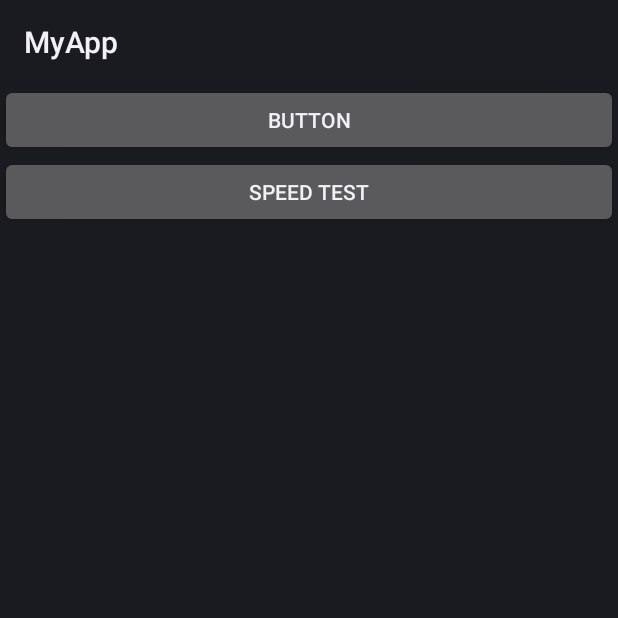
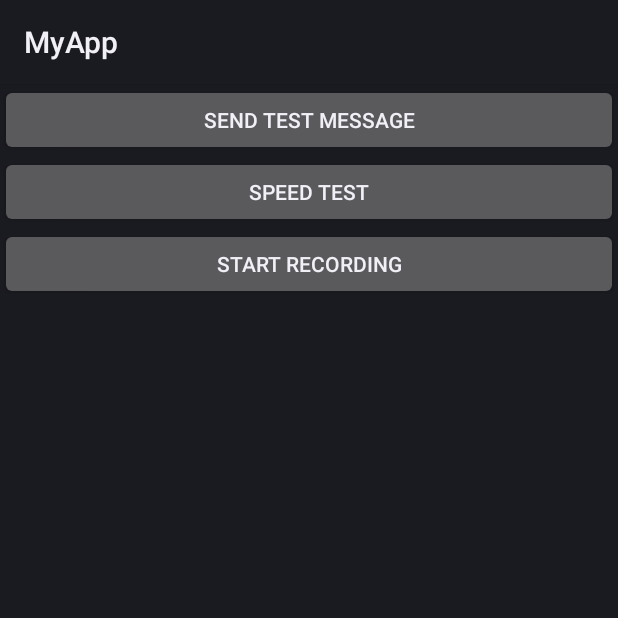
Before and after one commit to HansPeterRadtke/android_03, an Android app: the screen it shows after launch (MainActivity), on a phone screen of 412 x 824 dp, the top half of it. Run offline under Robolectric (Android 15) with nearby library versions, the phone set to English and light mode, and no system bars; libraries missing offline, so code that uses them is left out: org.java_websocket.client, org.java_websocket.handshake; 2 statements that could not run were skipped.

Commit message:
Add audio streaming and fix transcription integration

```diff
--- a/app/src/main/java/myapp/app/MainActivity.java
+++ b/app/src/main/java/myapp/app/MainActivity.java
@@ -1,6 +1,11 @@
 package myapp.app;
 
+import android.Manifest;
 import android.app.Activity;
+import android.content.pm.PackageManager;
+import android.media.AudioFormat;
+import android.media.AudioRecord;
+import android.media.MediaRecorder;
 import android.os.Bundle;
 import android.view.View;
 import android.widget.Button;
@@ -9,6 +14,9 @@ import android.widget.TextView;
 import android.widget.LinearLayout;
 import android.view.ViewGroup.LayoutParams;
 import android.view.ViewGroup;
+
+import androidx.core.app.ActivityCompat;
+import androidx.core.content.ContextCompat;
 
 import org.java_websocket.client.WebSocketClient;
 import org.java_websocket.handshake.ServerHandshake;
@@ -29,21 +37,33 @@ public class MainActivity extends Activity {
   private ScrollView scrollView;
   private TextView textView;
   private WebSocketClient wsClient;
+  private int totalReceived = 0;
+  private int nextLogThreshold = 100000;
+  private boolean isRecording = false;
+  private Thread recordingThread;
 
   @Override
   protected void onCreate(Bundle savedInstanceState) {
     super.onCreate(savedInstanceState);
 
+    if (ContextCompat.checkSelfPermission(this, Manifest.permission.RECORD_AUDIO) != PackageManager.PERMISSION_GRANTED) {
+      ActivityCompat.requestPermissions(this, new String[]{Manifest.permission.RECORD_AUDIO}, 1);
+    }
+
     LinearLayout layout = new LinearLayout(this);
     layout.setOrientation(LinearLayout.VERTICAL);
 
     Button button = new Button(this);
-    button.setText("Button");
+    button.setText("Send test message");
     layout.addView(button, new LayoutParams(LayoutParams.MATCH_PARENT, LayoutParams.WRAP_CONTENT));
 
     Button speedTestButton = new Button(this);
     speedTestButton.setText("Speed Test");
     layout.addView(speedTestButton, new LayoutParams(LayoutParams.MATCH_PARENT, LayoutParams.WRAP_CONTENT));
+
+    Button recordButton = new Button(this);
+    recordButton.setText("Start Recording");
+    layout.addView(recordButton, new LayoutParams(LayoutParams.MATCH_PARENT, LayoutParams.WRAP_CONTENT));
 
     textView = new TextView(this);
     textView.setLayoutParams(new ViewGroup.LayoutParams(ViewGroup.LayoutParams.MATCH_PARENT, ViewGroup.LayoutParams.WRAP_CONTENT));
@@ -70,11 +90,24 @@ public class MainActivity extends Activity {
         @Override
         public void onMessage(String message) {
           print("[DEBUG] Received: " + message);
+          try {
+            JSONObject obj = new JSONObject(message);
+            if (obj.has("transcription")) {
+              print("[INFO] Transcription: " + obj.getString("transcription"));
+            }
+          } catch (Exception e) {
+            print("[ERROR] Failed to parse server response: " + e.toString());
+          }
         }
 
         @Override
         public void onMessage(ByteBuffer bytes) {
-          print("[DEBUG] Received " + bytes.remaining() + " binary bytes");
+          int len = bytes.remaining();
+          totalReceived += len;
+          if (totalReceived >= nextLogThreshold) {
+            print("[DEBUG] Total received: " + totalReceived);
+            nextLogThreshold += 100000;
+          }
         }
 
         @Override
@@ -132,6 +165,52 @@ public class MainActivity extends Activity {
         print("[ERROR] Speed test failed: " + e.toString());
       }
     });
+
+    recordButton.setOnClickListener(v -> {
+      if (isRecording) {
+        isRecording = false;
+        print("[INFO] Stopped recording.");
+      } else {
+        isRecording = true;
+        print("[INFO] Started recording.");
+        recordingThread = new Thread(() -> {
+          try {
+            int sampleRate = 16000;
+            int bufferSize = AudioRecord.getMinBufferSize(sampleRate, AudioFormat.CHANNEL_IN_MONO, AudioFormat.ENCODING_PCM_16BIT);
+            AudioRecord recorder = new AudioRecord(MediaRecorder.AudioSource.MIC, sampleRate, AudioFormat.CHANNEL_IN_MONO, AudioFormat.ENCODING_PCM_16BIT, bufferSize);
+
+            byte[] buffer = new byte[bufferSize];
+            ByteArrayOutputStream audioData = new ByteArrayOutputStream();
+            recorder.startRecording();
+
+            while (isRecording) {
+              int read = recorder.read(buffer, 0, buffer.length);
+              if (read > 0) {
+                audioData.write(buffer, 0, read);
+              }
+            }
+
+            recorder.stop();
+            recorder.release();
+            byte[] finalData = audioData.toByteArray();
+            audioData.close();
+
+            print("[DEBUG] Sending audio init message (" + finalData.length + " bytes)");
+            JSONObject init = new JSONObject();
+            init.put("audio", true);
+            init.put("length", finalData.length);
+            wsClient.send(init.toString());
+
+            print("[DEBUG] Streaming audio data...");
+            wsClient.send(finalData);
+
+          } catch (Exception e) {
+            print("[ERROR] Recording/send failed: " + e.toString());
+          }
+        });
+        recordingThread.start();
+      }
+    });
   }
 
   private void print(String msg) {
```
